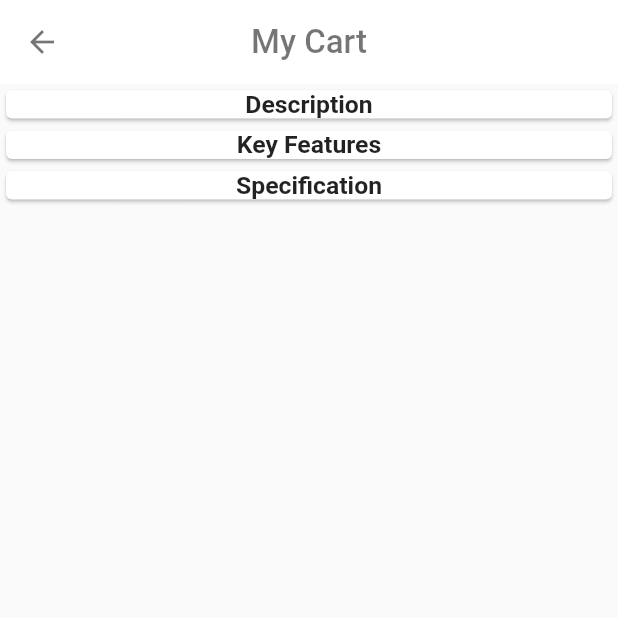
After one commit to Kawalyaa/Shoppaka_ecom, a Flutter app: the Description screen opened by its route, on a phone screen of 412 x 824 dp, the top half of it. The commit adds this screen. Run offline on Flutter 3.47's test engine with Material 2 defaults, Android fonts, the phone set to English and light mode, and no system bars; our stand-ins replace animated_text_kit, bubble_tab_indicator, cached_network_image, carousel_pro, carousel_slider, cloud_firestore and 11 more; missing offline and left inert: flutterwave; accounts and stored records are empty.

Commit message:
Edited description ui

```diff
--- a/lib/main.dart
+++ b/lib/main.dart
@@ -9,6 +9,7 @@ import 'package:ecommerce_app/pages/order_list_page.dart';
 import 'package:ecommerce_app/pages/payment_successfull.dart';
 import 'package:ecommerce_app/pages/pickup_station.dart';
 import 'package:ecommerce_app/pages/prod_detail.dart';
+import 'package:ecommerce_app/pages/product_description.dart';
 import 'package:ecommerce_app/pages/search_page.dart';
 import 'package:ecommerce_app/provider/favorite_provider.dart';
 import 'package:ecommerce_app/provider/user.dart';
@@ -91,7 +92,8 @@ class MyApp extends StatelessWidget {
                   MobileMoneyPay.id: (context) => MobileMoneyPay(),
                   LoadingPage.id: (context) => LoadingPage(),
                   PaymentSuccessful.id: (context) => PaymentSuccessful(),
-                  OrderList.id: (context) => OrderList()
+                  OrderList.id: (context) => OrderList(),
+                  Description.id: (context) => Description(),
                 },
                 theme: ThemeData(
                     inputDecorationTheme: InputDecorationTheme(
--- /dev/null
+++ b/lib/pages/product_description.dart
@@ -0,0 +1,60 @@
+import 'package:flutter/cupertino.dart';
+import 'package:flutter/material.dart';
+
+class Description extends StatelessWidget {
+  static const String id = 'description';
+  @override
+  Widget build(BuildContext context) {
+    return Scaffold(
+      appBar: AppBar(
+        centerTitle: true,
+        title: Text(
+          'My Cart',
+          style: TextStyle(
+            color: Colors.black54,
+            fontSize: 22.0,
+          ),
+        ),
+        backgroundColor: Colors.white,
+        iconTheme: IconThemeData(color: Colors.black54),
+        elevation: 0.0,
+      ),
+      body: ListView(
+        children: [
+          Card(
+            child: Column(
+              children: [
+                Text(
+                  'Description',
+                  style: TextStyle(fontSize: 16.5, fontWeight: FontWeight.bold),
+                )
+              ],
+            ),
+          ),
+          Card(
+            child: Column(
+              children: [
+                Text(
+                  'Key Features',
+                  style: TextStyle(fontWeight: FontWeight.bold, fontSize: 16.5),
+                )
+              ],
+            ),
+          ),
+          Card(
+            child: Column(
+              children: [
+                Text(
+                  'Specification',
+                  style: TextStyle(fontSize: 16.5, fontWeight: FontWeight.bold),
+
+                  //TODO web view
+                )
+              ],
+            ),
+          )
+        ],
+      ),
+    );
+  }
+}
```
Also changed, not shown: lib/pages/prod_detail.dart (+48 -12 lines).
